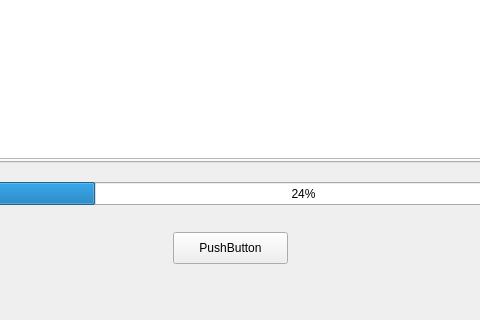
Before: the Qt Designer form Interface_BT/mainwindow.ui in freshStones/alpaca, drawn with Qt 5; both pictures show x 117 to 597 and y 408 to 728 of the 904 by 728 pixel window.
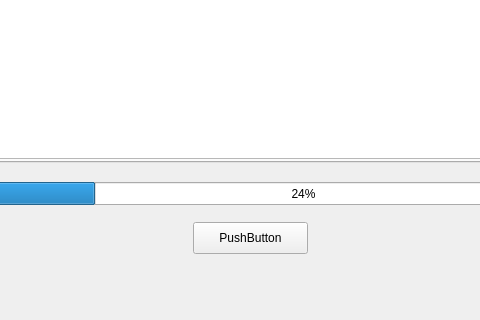
After: the same form once the commit is applied.

```diff
--- a/Interface_BT/mainwindow.ui
+++ b/Interface_BT/mainwindow.ui
@@ -17,8 +17,8 @@
    <widget class="QPushButton" name="pushButton">
     <property name="geometry">
      <rect>
-      <x>290</x>
-      <y>640</y>
+      <x>310</x>
+      <y>630</y>
       <width>115</width>
       <height>32</height>
      </rect>
```
